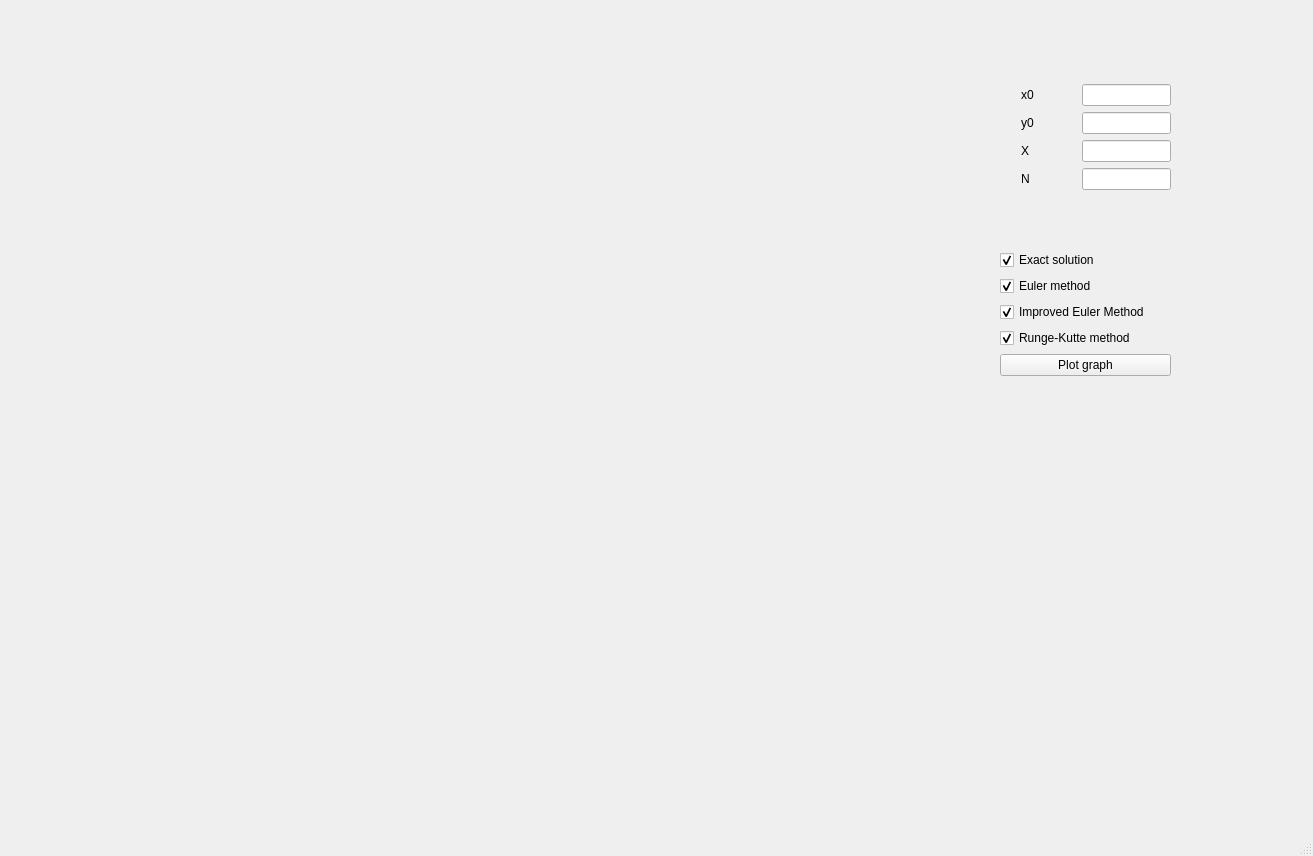
This is mainwindow.ui in MargaritaMayer/DE_Practicum as Qt 5 draws it before an edit. The edited form follows.
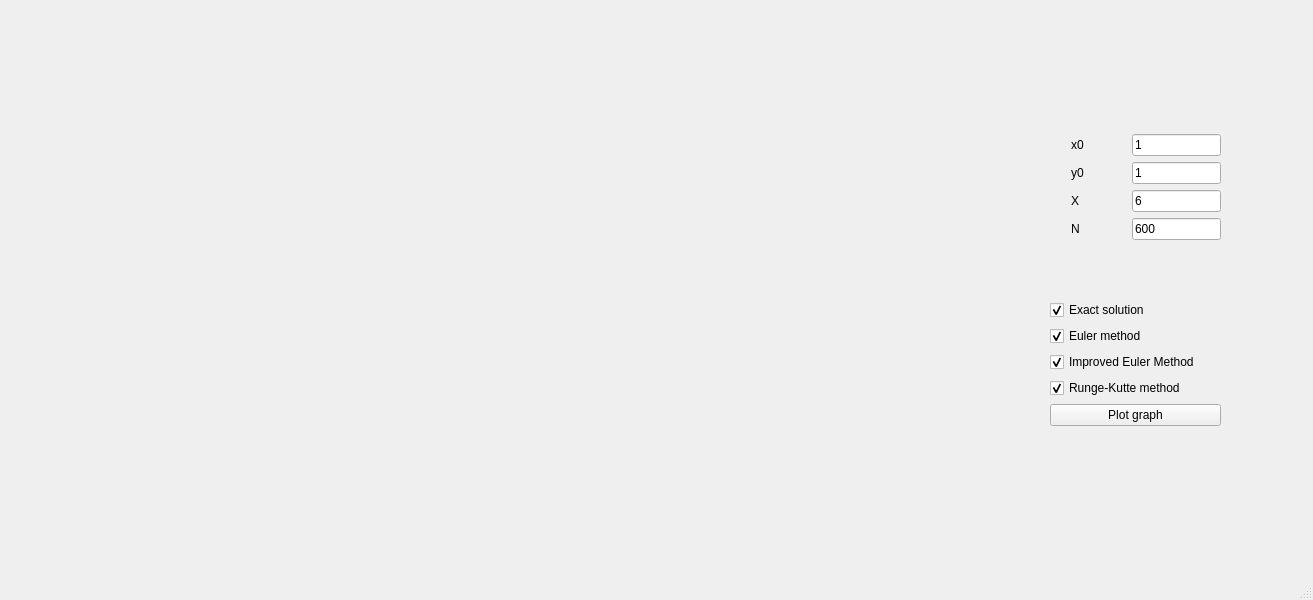
This is the edited form. Custom widgets are drawn as their Qt base class.

Patch:
```diff
--- a/mainwindow.ui
+++ b/mainwindow.ui
@@ -7,13 +7,19 @@
     <x>0</x>
     <y>0</y>
     <width>1313</width>
-    <height>856</height>
+    <height>600</height>
    </rect>
   </property>
   <property name="minimumSize">
    <size>
     <width>1313</width>
-    <height>856</height>
+    <height>600</height>
+   </size>
+  </property>
+  <property name="maximumSize">
+   <size>
+    <width>1313</width>
+    <height>600</height>
    </size>
   </property>
   <property name="windowTitle">
@@ -23,8 +29,8 @@
    <widget class="QWidget" name="verticalLayoutWidget_3">
     <property name="geometry">
      <rect>
-      <x>1000</x>
-      <y>30</y>
+      <x>1050</x>
+      <y>80</y>
       <width>171</width>
       <height>401</height>
      </rect>
@@ -83,7 +89,7 @@
          <item>
           <widget class="QLineEdit" name="input_x0">
            <property name="text">
-            <string/>
+            <string>1</string>
            </property>
           </widget>
          </item>
@@ -140,7 +146,7 @@
          <item>
           <widget class="QLineEdit" name="input_y0">
            <property name="text">
-            <string/>
+            <string>1</string>
            </property>
           </widget>
          </item>
@@ -197,7 +203,7 @@
          <item>
           <widget class="QLineEdit" name="input_X">
            <property name="text">
-            <string/>
+            <string>6</string>
            </property>
           </widget>
          </item>
@@ -252,7 +258,11 @@
           </spacer>
          </item>
          <item>
-          <widget class="QLineEdit" name="input_N"/>
+          <widget class="QLineEdit" name="input_N">
+           <property name="text">
+            <string>600</string>
+           </property>
+          </widget>
          </item>
         </layout>
        </item>
@@ -326,32 +336,23 @@
    <widget class="QWidget" name="g1" native="true">
     <property name="geometry">
      <rect>
-      <x>30</x>
-      <y>20</y>
-      <width>321</width>
-      <height>231</height>
+      <x>20</x>
+      <y>30</y>
+      <width>891</width>
+      <height>501</height>
      </rect>
     </property>
-   </widget>
-   <widget class="QCustomPlot" name="graph2" native="true">
-    <property name="geometry">
-     <rect>
-      <x>480</x>
-      <y>20</y>
-      <width>361</width>
-      <height>241</height>
-     </rect>
-    </property>
-   </widget>
-   <widget class="QCustomPlot" name="graph3" native="true">
-    <property name="geometry">
-     <rect>
-      <x>110</x>
-      <y>360</y>
-      <width>391</width>
-      <height>181</height>
-     </rect>
-    </property>
+    <layout class="QGridLayout" name="gridLayout">
+     <item row="2" column="0">
+      <widget class="QCustomPlot" name="graph1" native="true"/>
+     </item>
+     <item row="2" column="2">
+      <widget class="QCustomPlot" name="graph2" native="true"/>
+     </item>
+     <item row="3" column="0">
+      <widget class="QCustomPlot" name="graph3" native="true"/>
+     </item>
+    </layout>
    </widget>
   </widget>
   <widget class="QMenuBar" name="menubar">
```
Left out of the diff: 2 changed lines with no effect on the pictures.
